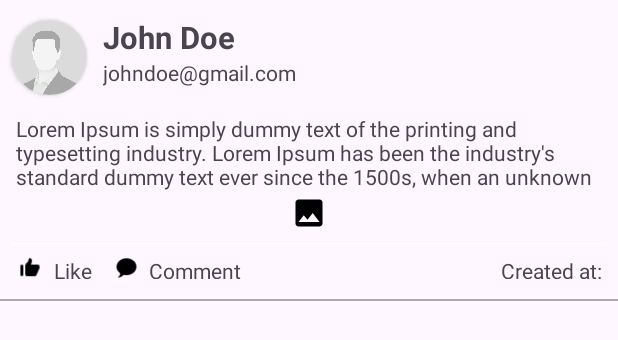
After one commit to mrschwartx/CocoDiag, an Android app: the layout item_forum_post.xml on its own in the app's theme, with its tools: preview values and no code run, on a phone screen of 412 x 824 dp. The commit adds this screen. Shown: the top 340 px of the screen. Run offline under Robolectric (Android 15) with nearby library versions, the phone set to English and light mode, and no system bars.

Commit message:
feat(ui_forum): fix layout show posts

```diff
--- /dev/null
+++ b/app/src/main/res/layout/item_forum_post.xml
@@ -0,0 +1,187 @@
+<?xml version="1.0" encoding="utf-8"?>
+<LinearLayout xmlns:android="http://schemas.android.com/apk/res/android"
+    xmlns:app="http://schemas.android.com/apk/res-auto"
+    android:layout_width="match_parent"
+    android:layout_height="wrap_content"
+    android:orientation="vertical">
+
+    <androidx.constraintlayout.widget.ConstraintLayout
+        android:layout_width="match_parent"
+        android:layout_height="match_parent"
+        android:layout_marginTop="@dimen/_8sdp">
+
+        <androidx.cardview.widget.CardView
+            android:id="@+id/cv_forum_post_profile"
+            android:layout_width="0dp"
+            android:layout_height="wrap_content"
+            android:layout_marginStart="8dp"
+            android:layout_marginTop="8dp"
+            app:cardCornerRadius="@dimen/_25sdp"
+            app:layout_constraintBottom_toBottomOf="@+id/tv_forum_post_email"
+            app:layout_constraintStart_toStartOf="parent"
+            app:layout_constraintTop_toTopOf="@+id/tv_forum_post_name">
+
+            <ImageView
+                android:id="@+id/iv_forum_post_profile"
+                android:layout_width="50dp"
+                android:layout_height="50dp"
+                android:scaleType="centerCrop"
+                android:src="@drawable/image_profile"
+                app:layout_constraintEnd_toEndOf="parent"
+                app:layout_constraintTop_toTopOf="parent" />
+
+        </androidx.cardview.widget.CardView>
+
+        <TextView
+            android:id="@+id/tv_forum_post_name"
+            android:layout_width="0dp"
+            android:layout_height="wrap_content"
+            android:layout_marginStart="@dimen/_8sdp"
+            android:layout_marginEnd="@dimen/_8sdp"
+            android:text="@string/tv_name"
+            android:textSize="@dimen/_16ssp"
+            android:textStyle="bold"
+            app:layout_constraintEnd_toEndOf="parent"
+            app:layout_constraintStart_toEndOf="@+id/cv_forum_post_profile"
+            app:layout_constraintTop_toTopOf="parent" />
+
+        <TextView
+            android:id="@+id/tv_forum_post_email"
+            android:layout_width="0dp"
+            android:layout_height="wrap_content"
+            android:layout_marginStart="@dimen/_8sdp"
+            android:layout_marginEnd="@dimen/_8sdp"
+            android:text="@string/tv_email"
+            android:textSize="@dimen/_11ssp"
+            app:layout_constraintEnd_toEndOf="parent"
+            app:layout_constraintStart_toEndOf="@+id/cv_forum_post_profile"
+            app:layout_constraintTop_toBottomOf="@+id/tv_forum_post_name" />
+
+
+        <LinearLayout
+            android:id="@+id/layout_forum_post_content"
+            android:layout_width="0dp"
+            android:layout_height="wrap_content"
+            android:orientation="vertical"
+            app:layout_constraintEnd_toEndOf="parent"
+            app:layout_constraintStart_toStartOf="parent"
+            app:layout_constraintTop_toBottomOf="@+id/tv_forum_post_email">
+
+            <TextView
+                android:id="@+id/tv_forum_post_content"
+                android:layout_width="match_parent"
+                android:layout_height="wrap_content"
+                android:layout_marginStart="@dimen/_8sdp"
+                android:layout_marginTop="@dimen/_14sdp"
+                android:layout_marginEnd="@dimen/_8sdp"
+                android:layout_marginBottom="@dimen/_2sdp"
+                android:maxLines="3"
+                android:text="@string/tv_status"
+                android:textSize="@dimen/_11ssp"
+                app:layout_constraintEnd_toEndOf="parent"
+                app:layout_constraintStart_toStartOf="parent"
+                app:layout_constraintTop_toBottomOf="@+id/tv_forum_post_email" />
+
+            <ImageView
+                android:id="@+id/iv_forum_post_content"
+                android:layout_width="match_parent"
+                android:layout_height="wrap_content"
+                android:layout_marginHorizontal="@dimen/_8sdp"
+                android:src="@drawable/ic_place_holder"
+                android:visibility="visible"
+                app:layout_constraintBottom_toTopOf="@id/hl1_forum_post"
+                app:layout_constraintEnd_toEndOf="parent"
+                app:layout_constraintStart_toStartOf="parent"
+                app:layout_constraintTop_toBottomOf="@id/tv_forum_post_content" />
+
+        </LinearLayout>
+
+        <View
+            android:id="@+id/hl1_forum_post"
+            android:layout_width="match_parent"
+            android:layout_height="0.1dp"
+            android:layout_marginHorizontal="8dp"
+            android:layout_marginVertical="8dp"
+            android:background="@color/white"
+            app:layout_constraintEnd_toEndOf="parent"
+            app:layout_constraintStart_toStartOf="parent"
+            app:layout_constraintTop_toBottomOf="@+id/layout_forum_post_content" />
+
+        <LinearLayout
+            android:id="@+id/likeLayout"
+            android:layout_width="wrap_content"
+            android:layout_height="@dimen/_12sdp"
+            android:layout_marginStart="8dp"
+            android:layout_marginTop="8dp"
+            android:clickable="true"
+            android:focusable="true"
+            android:orientation="horizontal"
+            app:layout_constraintStart_toStartOf="parent"
+            app:layout_constraintTop_toBottomOf="@+id/hl1_forum_post">
+
+            <ImageView
+                android:id="@+id/iv_like"
+                android:layout_width="wrap_content"
+                android:layout_height="wrap_content"
+                android:src="@drawable/ic_like_30" />
+
+            <TextView
+                android:id="@+id/tv_forum_post_like"
+                android:layout_width="wrap_content"
+                android:layout_height="wrap_content"
+                android:layout_marginStart="4dp"
+                android:text="@string/like"
+                android:textSize="@dimen/_11ssp" />
+
+        </LinearLayout>
+
+        <LinearLayout
+            android:id="@+id/commentLayout"
+            android:layout_width="wrap_content"
+            android:layout_height="@dimen/_12sdp"
+            android:layout_marginStart="8dp"
+            android:clickable="true"
+            android:focusable="true"
+            android:orientation="horizontal"
+            app:layout_constraintStart_toEndOf="@+id/likeLayout"
+            app:layout_constraintTop_toTopOf="@+id/likeLayout">
+
+            <ImageView
+                android:id="@+id/iv_comment"
+                android:layout_width="wrap_content"
+                android:layout_height="wrap_content"
+                android:src="@drawable/ic_comment_30" />
+
+            <TextView
+                android:id="@+id/tv_forum_post_comment"
+                android:layout_width="wrap_content"
+                android:layout_height="wrap_content"
+                android:text="@string/comment"
+                android:textSize="@dimen/_11ssp" />
+
+        </LinearLayout>
+
+        <TextView
+            android:id="@+id/tv_forum_post_created_at"
+            android:layout_width="wrap_content"
+            android:layout_height="@dimen/_12sdp"
+            android:layout_marginEnd="@dimen/_8sdp"
+            android:text="@string/forum_post_created_at"
+            android:textSize="@dimen/_11ssp"
+            app:layout_constraintBottom_toBottomOf="@+id/commentLayout"
+            app:layout_constraintEnd_toEndOf="parent"
+            app:layout_constraintTop_toTopOf="@+id/commentLayout" />
+
+        <View
+            android:id="@+id/hl2_forum_post"
+            android:layout_width="match_parent"
+            android:layout_height="1dp"
+            android:layout_marginTop="@dimen/_28sdp"
+            android:background="@android:color/darker_gray"
+            app:layout_constraintEnd_toEndOf="parent"
+            app:layout_constraintStart_toStartOf="parent"
+            app:layout_constraintTop_toBottomOf="@+id/hl1_forum_post" />
+
+    </androidx.constraintlayout.widget.ConstraintLayout>
+
+</LinearLayout>
--- a/app/src/main/res/values/strings.xml
+++ b/app/src/main/res/values/strings.xml
@@ -60,4 +60,6 @@
     <string name="about_us">About Us</string>
     <string name="like">Like</string>
     <string name="comment">Comment</string>
+    <string name="forum_add_posting">Add Posting</string>
+    <string name="forum_post_created_at">Created at:</string>
 </resources>
```
Also changed, not shown: app/src/main/java/com/dicoding/capstone/cocodiag/features/forum/ForumStatusAdapter.kt (+11 -12 lines), app/src/main/res/layout/activity_forum.xml (+11 -2 lines), app/src/main/res/layout/item_status.xml (deleted, +0 -183 lines).
